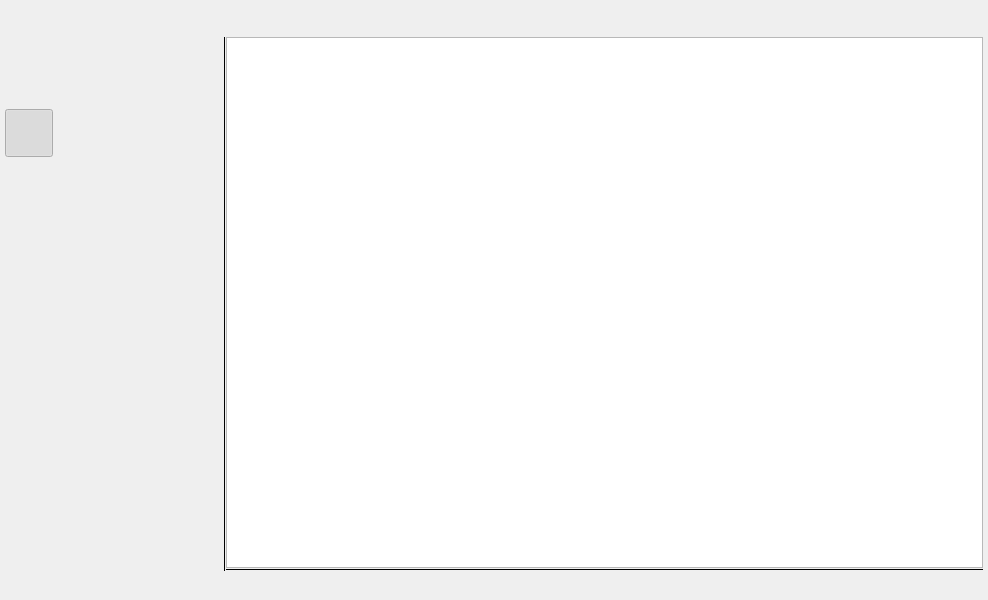
Before: the Qt Designer form src/main.ui in Michal-D4/fileo, drawn with Qt 5.
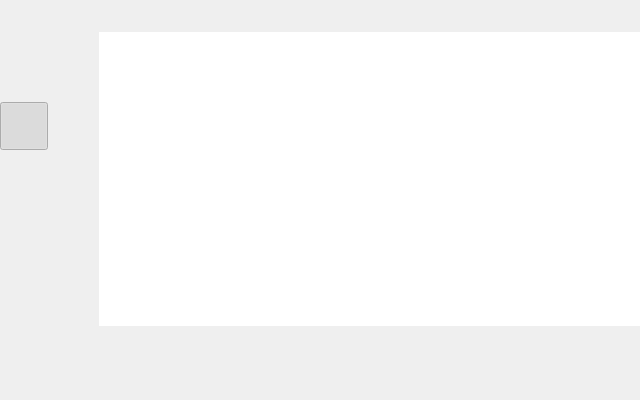
After: the same form once the commit is applied.

Diff of the .ui file:
```diff
--- a/src/main.ui
+++ b/src/main.ui
@@ -6,56 +6,21 @@
    <rect>
     <x>0</x>
     <y>0</y>
-    <width>988</width>
-    <height>600</height>
+    <width>640</width>
+    <height>400</height>
    </rect>
   </property>
   <property name="windowTitle">
    <string>MainWindow</string>
   </property>
-  <property name="styleSheet">
-   <string notr="true"/>
-  </property>
   <widget class="QWidget" name="outer">
-   <property name="styleSheet">
-    <string notr="true"/>
-   </property>
    <layout class="QVBoxLayout" name="appMargins">
     <property name="spacing">
      <number>0</number>
     </property>
     <property name="leftMargin">
-     <number>5</number>
-    </property>
-    <property name="topMargin">
-     <number>5</number>
-    </property>
-    <property name="rightMargin">
-     <number>5</number>
-    </property>
-    <property name="bottomMargin">
-     <number>5</number>
-    </property>
-    <item>
-     <layout class="QHBoxLayout" name="horizontalLayout_8" stretch="0,1">
-      <property name="spacing">
        <number>0</number>
       </property>
-      <item>
-       <widget class="QFrame" name="left_part">
-        <property name="frameShape">
-         <enum>QFrame::NoFrame</enum>
-        </property>
-        <property name="frameShadow">
-         <enum>QFrame::Plain</enum>
-        </property>
-        <layout class="QVBoxLayout" name="verticalLayout_5">
-         <property name="spacing">
-          <number>0</number>
-         </property>
-         <property name="leftMargin">
-          <number>0</number>
-         </property>
          <property name="topMargin">
           <number>0</number>
          </property>
@@ -66,161 +31,15 @@
           <number>0</number>
          </property>
          <item>
-          <widget class="QFrame" name="left_top">
-           <property name="sizePolicy">
-            <sizepolicy hsizetype="Preferred" vsizetype="Fixed">
-             <horstretch>0</horstretch>
-             <verstretch>0</verstretch>
-            </sizepolicy>
-           </property>
-           <property name="minimumSize">
-            <size>
-             <width>0</width>
-             <height>32</height>
-            </size>
-           </property>
-           <property name="maximumSize">
-            <size>
-             <width>16777215</width>
-             <height>32</height>
-            </size>
-           </property>
-           <property name="frameShape">
-            <enum>QFrame::NoFrame</enum>
-           </property>
-           <property name="frameShadow">
-            <enum>QFrame::Plain</enum>
-           </property>
-           <layout class="QHBoxLayout" name="horizontalLayout_6" stretch="0,1,0">
-            <property name="leftMargin">
+     <layout class="QVBoxLayout" name="verticalLayout_4">
+      <property name="spacing">
              <number>0</number>
             </property>
-            <property name="topMargin">
-             <number>0</number>
-            </property>
-            <property name="rightMargin">
-             <number>4</number>
-            </property>
-            <property name="bottomMargin">
-             <number>0</number>
-            </property>
             <item>
-             <widget class="QLabel" name="ico">
-              <property name="minimumSize">
-               <size>
-                <width>40</width>
-                <height>30</height>
-               </size>
-              </property>
-              <property name="maximumSize">
-               <size>
-                <width>16777215</width>
-                <height>30</height>
-               </size>
-              </property>
-              <property name="text">
-               <string/>
-              </property>
-              <property name="alignment">
-               <set>Qt::AlignCenter</set>
-              </property>
-             </widget>
-            </item>
-            <item>
-             <widget class="QLabel" name="app_mode">
-              <property name="sizePolicy">
-               <sizepolicy hsizetype="Preferred" vsizetype="Fixed">
-                <horstretch>0</horstretch>
-                <verstretch>0</verstretch>
-               </sizepolicy>
-              </property>
-              <property name="minimumSize">
-               <size>
-                <width>0</width>
-                <height>30</height>
-               </size>
-              </property>
-              <property name="maximumSize">
-               <size>
-                <width>16777215</width>
-                <height>30</height>
-               </size>
-              </property>
-              <property name="text">
-               <string/>
-              </property>
-             </widget>
-            </item>
-            <item>
-             <widget class="QToolButton" name="more">
-              <property name="minimumSize">
-               <size>
-                <width>30</width>
-                <height>30</height>
-               </size>
-              </property>
-              <property name="maximumSize">
-               <size>
-                <width>30</width>
-                <height>30</height>
-               </size>
-              </property>
-              <property name="toolTip">
-               <string>Hide/Show Views</string>
-              </property>
-              <property name="whatsThis">
-               <string extracomment="Slected views..."/>
-              </property>
-              <property name="autoFillBackground">
-               <bool>false</bool>
-              </property>
-              <property name="text">
-               <string/>
-              </property>
-              <property name="iconSize">
-               <size>
-                <width>22</width>
-                <height>22</height>
-               </size>
-              </property>
-              <property name="checkable">
-               <bool>false</bool>
-              </property>
-              <property name="popupMode">
-               <enum>QToolButton::InstantPopup</enum>
-              </property>
-              <property name="autoRaise">
-               <bool>true</bool>
-              </property>
-             </widget>
-            </item>
-           </layout>
-          </widget>
-         </item>
-         <item>
-          <widget class="QFrame" name="left_bottom">
-           <property name="frameShape">
-            <enum>QFrame::NoFrame</enum>
-           </property>
-           <property name="frameShadow">
-            <enum>QFrame::Plain</enum>
-           </property>
-           <layout class="QHBoxLayout" name="horizontalLayout_7" stretch="0,1">
+       <layout class="QHBoxLayout" name="horizontalLayout_7">
             <property name="spacing">
              <number>0</number>
             </property>
-            <property name="leftMargin">
-             <number>0</number>
-            </property>
-            <property name="topMargin">
-             <number>0</number>
-            </property>
-            <property name="rightMargin">
-             <number>0</number>
-            </property>
-            <property name="bottomMargin">
-             <number>0</number>
-            </property>
             <item>
              <widget class="QFrame" name="toolBar">
               <property name="sizePolicy">
@@ -269,6 +88,28 @@
                <property name="bottomMargin">
                 <number>9</number>
                </property>
+           <item>
+            <widget class="QLabel" name="ico">
+             <property name="minimumSize">
+              <size>
+               <width>40</width>
+               <height>30</height>
+              </size>
+             </property>
+             <property name="maximumSize">
+              <size>
+               <width>16777215</width>
+               <height>30</height>
+              </size>
+             </property>
+             <property name="text">
+              <string/>
+             </property>
+             <property name="alignment">
+              <set>Qt::AlignCenter</set>
+             </property>
+            </widget>
+           </item>
                <item>
                 <widget class="QToolButton" name="btnSetup">
                  <property name="minimumSize">
@@ -502,47 +343,189 @@
              </widget>
             </item>
             <item>
+         <widget class="QSplitter" name="hSplitter">
+          <property name="orientation">
+           <enum>Qt::Horizontal</enum>
+          </property>
+          <property name="handleWidth">
+           <number>0</number>
+          </property>
+          <property name="childrenCollapsible">
+           <bool>false</bool>
+          </property>
+          <widget class="QFrame" name="left_part">
+           <property name="sizePolicy">
+            <sizepolicy hsizetype="Preferred" vsizetype="Preferred">
+             <horstretch>0</horstretch>
+             <verstretch>0</verstretch>
+            </sizepolicy>
+           </property>
+           <property name="minimumSize">
+            <size>
+             <width>0</width>
+             <height>0</height>
+            </size>
+           </property>
+           <property name="frameShape">
+            <enum>QFrame::NoFrame</enum>
+           </property>
+           <property name="frameShadow">
+            <enum>QFrame::Plain</enum>
+           </property>
+           <layout class="QVBoxLayout" name="verticalLayout_5">
+            <property name="spacing">
+             <number>0</number>
+            </property>
+            <property name="leftMargin">
+             <number>0</number>
+            </property>
+            <property name="topMargin">
+             <number>0</number>
+            </property>
+            <property name="rightMargin">
+             <number>0</number>
+            </property>
+            <property name="bottomMargin">
+             <number>0</number>
+            </property>
+            <item>
+             <widget class="QFrame" name="left_top">
+              <property name="sizePolicy">
+               <sizepolicy hsizetype="Preferred" vsizetype="Fixed">
+                <horstretch>0</horstretch>
+                <verstretch>0</verstretch>
+               </sizepolicy>
+              </property>
+              <property name="minimumSize">
+               <size>
+                <width>0</width>
+                <height>32</height>
+               </size>
+              </property>
+              <property name="maximumSize">
+               <size>
+                <width>16777215</width>
+                <height>32</height>
+               </size>
+              </property>
+              <property name="frameShape">
+               <enum>QFrame::NoFrame</enum>
+              </property>
+              <property name="frameShadow">
+               <enum>QFrame::Plain</enum>
+              </property>
+              <layout class="QHBoxLayout" name="horizontalLayout_6">
+               <property name="leftMargin">
+                <number>4</number>
+               </property>
+               <property name="topMargin">
+                <number>0</number>
+               </property>
+               <property name="rightMargin">
+                <number>4</number>
+               </property>
+               <property name="bottomMargin">
+                <number>0</number>
+               </property>
+               <item>
+                <widget class="QLabel" name="app_mode">
+                 <property name="sizePolicy">
+                  <sizepolicy hsizetype="Preferred" vsizetype="Fixed">
+                   <horstretch>0</horstretch>
+                   <verstretch>0</verstretch>
+                  </sizepolicy>
+                 </property>
+                 <property name="minimumSize">
+                  <size>
+                   <width>0</width>
+                   <height>30</height>
+                  </size>
+                 </property>
+                 <property name="maximumSize">
+                  <size>
+                   <width>16777215</width>
+                   <height>30</height>
+                  </size>
+                 </property>
+                 <property name="text">
+                  <string/>
+                 </property>
+                </widget>
+               </item>
+               <item>
+                <widget class="QToolButton" name="more">
+                 <property name="minimumSize">
+                  <size>
+                   <width>30</width>
+                   <height>30</height>
+                  </size>
+                 </property>
+                 <property name="maximumSize">
+                  <size>
+                   <width>30</width>
+                   <height>30</height>
+                  </size>
+                 </property>
+                 <property name="toolTip">
+                  <string>Hide/Show Views</string>
+                 </property>
+                 <property name="whatsThis">
+                  <string extracomment="Slected views..."/>
+                 </property>
+                 <property name="autoFillBackground">
+                  <bool>false</bool>
+                 </property>
+                 <property name="text">
+                  <string/>
+                 </property>
+                 <property name="iconSize">
+                  <size>
+                   <width>22</width>
+                   <height>22</height>
+                  </size>
+                 </property>
+                 <property name="checkable">
+                  <bool>false</bool>
+                 </property>
+                 <property name="popupMode">
+                  <enum>QToolButton::InstantPopup</enum>
+                 </property>
+                 <property name="autoRaise">
+                  <bool>true</bool>
+                 </property>
+                </widget>
+               </item>
+              </layout>
+             </widget>
+            </item>
+            <item>
              <widget class="QFrame" name="left_pane">
-              <property name="sizePolicy">
-               <sizepolicy hsizetype="Fixed" vsizetype="Preferred">
-                <horstretch>0</horstretch>
-                <verstretch>0</verstretch>
-               </sizepolicy>
-              </property>
               <property name="minimumSize">
                <size>
-                <width>170</width>
+                <width>0</width>
                 <height>0</height>
                </size>
               </property>
-              <property name="maximumSize">
-               <size>
-                <width>170</width>
-                <height>16777215</height>
-               </size>
+              <property name="frameShape">
+               <enum>QFrame::NoFrame</enum>
               </property>
-              <property name="whatsThis">
-               <string comment="Selected views..."/>
+              <property name="frameShadow">
+               <enum>QFrame::Plain</enum>
               </property>
-              <property name="layoutDirection">
-               <enum>Qt::LeftToRight</enum>
-              </property>
-              <property name="styleSheet">
-               <string notr="true"/>
-              </property>
              </widget>
             </item>
            </layout>
           </widget>
-         </item>
-        </layout>
-       </widget>
-      </item>
-      <item>
        <widget class="QFrame" name="main_pane">
+           <property name="sizePolicy">
+            <sizepolicy hsizetype="Preferred" vsizetype="Preferred">
+             <horstretch>0</horstretch>
+             <verstretch>0</verstretch>
+            </sizepolicy>
+           </property>
         <property name="minimumSize">
          <size>
-          <width>170</width>
+             <width>0</width>
           <height>0</height>
          </size>
         </property>
@@ -856,7 +839,7 @@
          </item>
          <item>
           <widget class="QFrame" name="fileFrame">
-           <layout class="QHBoxLayout" name="horizontalLayout_5">
+              <layout class="QVBoxLayout" name="verticalLayout">
             <property name="spacing">
              <number>0</number>
             </property>
@@ -873,31 +856,23 @@
              <number>0</number>
             </property>
             <item>
-             <widget class="QFrame" name="vSplit">
-              <property name="styleSheet">
-               <string notr="true"/>
-              </property>
-              <property name="frameShape">
-               <enum>QFrame::VLine</enum>
-              </property>
-              <property name="frameShadow">
-               <enum>QFrame::Plain</enum>
-              </property>
-              <property name="lineWidth">
+                <widget class="QSplitter" name="vSplitter">
+                 <property name="orientation">
+                  <enum>Qt::Vertical</enum>
+                 </property>
+                 <property name="handleWidth">
                <number>0</number>
               </property>
-              <property name="midLineWidth">
-               <number>3</number>
-              </property>
-             </widget>
-            </item>
-            <item>
-             <layout class="QVBoxLayout" name="verticalLayout" stretch="0,0,0">
-              <property name="spacing">
-               <number>0</number>
-              </property>
-              <item>
+                 <property name="childrenCollapsible">
+                  <bool>false</bool>
+                 </property>
                <widget class="QTreeView" name="file_list">
+                  <property name="sizePolicy">
+                   <sizepolicy hsizetype="Preferred" vsizetype="Preferred">
+                    <horstretch>0</horstretch>
+                    <verstretch>0</verstretch>
+                   </sizepolicy>
+                  </property>
                 <property name="contextMenuPolicy">
                  <enum>Qt::CustomContextMenu</enum>
                 </property>
@@ -907,6 +882,12 @@
                 <property name="styleSheet">
                  <string notr="true"/>
                 </property>
+                  <property name="frameShape">
+                   <enum>QFrame::NoFrame</enum>
+                  </property>
+                  <property name="frameShadow">
+                   <enum>QFrame::Plain</enum>
+                  </property>
                 <property name="lineWidth">
                  <number>2</number>
                 </property>
@@ -938,36 +919,6 @@
                  <bool>false</bool>
                 </attribute>
                </widget>
-              </item>
-              <item>
-               <widget class="QFrame" name="hSplit">
-                <property name="sizePolicy">
-                 <sizepolicy hsizetype="Preferred" vsizetype="Fixed">
-                  <horstretch>0</horstretch>
-                  <verstretch>0</verstretch>
-                 </sizepolicy>
-                </property>
-                <property name="minimumSize">
-                 <size>
-                  <width>0</width>
-                  <height>3</height>
-                 </size>
-                </property>
-                <property name="frameShape">
-                 <enum>QFrame::HLine</enum>
-                </property>
-                <property name="frameShadow">
-                 <enum>QFrame::Plain</enum>
-                </property>
-                <property name="lineWidth">
-                 <number>0</number>
-                </property>
-                <property name="midLineWidth">
-                 <number>3</number>
-                </property>
-               </widget>
-              </item>
-              <item>
                <widget class="QFrame" name="noteHolder">
                 <property name="styleSheet">
                  <string notr="true"/>
@@ -982,13 +933,13 @@
                  <number>0</number>
                 </property>
                </widget>
-              </item>
-             </layout>
-            </item>
-           </layout>
+                </widget>
+               </item>
+              </layout>
           </widget>
          </item>
         </layout>
+          </widget>
        </widget>
       </item>
      </layout>
@@ -1004,13 +955,13 @@
       <property name="minimumSize">
        <size>
         <width>0</width>
-        <height>24</height>
+          <height>28</height>
        </size>
       </property>
       <property name="maximumSize">
        <size>
         <width>16777215</width>
-        <height>24</height>
+          <height>28</height>
        </size>
       </property>
       <property name="styleSheet">
@@ -1137,6 +1088,8 @@
        </item>
       </layout>
      </widget>
+      </item>
+     </layout>
     </item>
    </layout>
   </widget>
```
Lines whose indentation alone changed are shown as unchanged.
